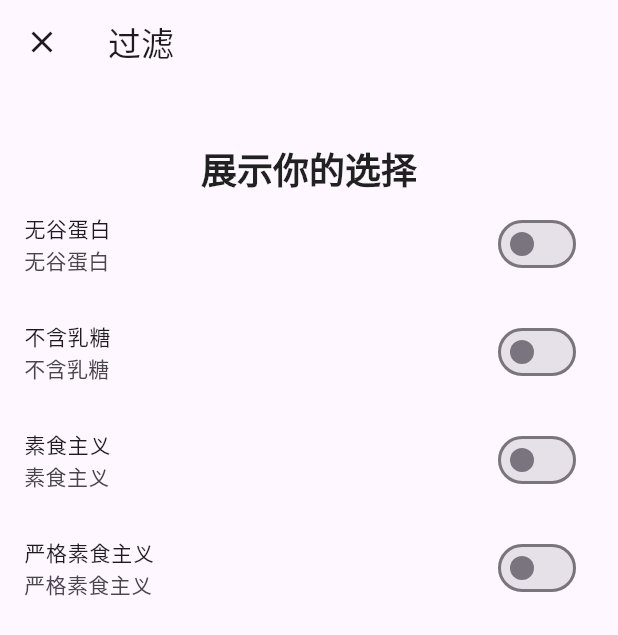
After one commit to 2510699771/superb_cuisine, a Flutter app: the HYFilterScreen screen opened by its route, on a phone screen of 412 x 824 dp. The commit adds this screen. Shown: the top 635 px of the screen. Run offline on Flutter 3.47's test engine with Material 3 defaults, Android fonts, the phone set to English and light mode, and no system bars; our stand-ins replace animated_bottom_navigation_bar, auto_size_text, curved_navigation_bar, dio, water_drop_nav_bar; missing offline and left inert: circular_reveal_animation, dart:ffi, tutorial_coach_mark.

Commit message:
过滤页面

```diff
--- a/lib/core/router/router.dart
+++ b/lib/core/router/router.dart
@@ -1,5 +1,6 @@
 import 'package:flutter/material.dart';
 import 'package:superb_cuisine/ui/pages/detail/detail.dart';
+import 'package:superb_cuisine/ui/pages/filter/filter.dart';
 import 'package:superb_cuisine/ui/pages/main/main.dart';
 import 'package:superb_cuisine/ui/pages/meal/meal.dart';
 
@@ -11,11 +12,18 @@ class HYRouter {
     HYMainScreen.routerName: (ctx) => const HYMainScreen(),
     HYMealScreen.routeName: (ctx) => const HYMealScreen(),
     HYDetail.routeName: (ctx) => const HYDetail(),
+    // HYFilterScreen.routerName: (ctx) => const HYFilterScreen()
   };
 
   // 自己扩展
   static final RouteFactory generateRoute = (settings) {
-    return null;
+    if (settings.name == HYFilterScreen.routerName) {
+      return MaterialPageRoute(
+          builder: (ctx) {
+            return HYFilterScreen();
+          },
+          fullscreenDialog: true);
+    }
   };
 
   // 404页面
--- /dev/null
+++ b/lib/ui/pages/filter/filter.dart
@@ -0,0 +1,18 @@
+import 'package:flutter/material.dart';
+import 'package:superb_cuisine/ui/pages/filter/filter_content.dart';
+
+class HYFilterScreen extends StatelessWidget {
+  const HYFilterScreen({super.key});
+
+  static const routerName = '/filter';
+
+  @override
+  Widget build(BuildContext context) {
+    return Scaffold(
+      appBar: AppBar(
+        title: Text('过滤'),
+      ),
+      body: HYFilterContent(),
+    );
+  }
+}
--- /dev/null
+++ b/lib/ui/pages/filter/filter_content.dart
@@ -0,0 +1,56 @@
+import 'package:flutter/material.dart';
+import 'package:superb_cuisine/core/extension/int_extension.dart';
+
+class HYFilterContent extends StatelessWidget {
+  const HYFilterContent({super.key});
+
+  @override
+  Widget build(BuildContext context) {
+    return Column(
+      children: [buildTitle(context), buildChoseSelect()],
+    );
+  }
+
+  Widget buildTitle(context) {
+    return Padding(
+      padding: EdgeInsets.only(top: 20.px),
+      child: Center(
+        child: Text(
+          '展示你的选择',
+          style: Theme.of(context)
+              .textTheme
+              .displayMedium!
+              .copyWith(fontWeight: FontWeight.w800),
+        ),
+      ),
+    );
+  }
+
+  Widget buildChoseSelect() {
+    return Expanded(
+      child: ListView(
+        shrinkWrap: true,
+        children: [
+          buildListTitle('无谷蛋白', '无谷蛋白', (value) {}),
+          buildListTitle('不含乳糖', '不含乳糖', (value) {}),
+          buildListTitle('素食主义', '素食主义', (value) {}),
+          buildListTitle('严格素食主义', '严格素食主义', (value) {}),
+        ],
+      ),
+    );
+  }
+
+  Widget buildListTitle(
+      String title, String subtitle, void Function(bool) onChange) {
+    return ListTile(
+      title: Text(title),
+      // 首部
+      subtitle: Text(subtitle),
+      // 尾部
+      trailing: Switch(
+        value: false,
+        onChanged: onChange,
+      ),
+    );
+  }
+}
--- a/lib/ui/pages/main/main.dart
+++ b/lib/ui/pages/main/main.dart
@@ -1,4 +1,6 @@
 import 'package:flutter/material.dart';
+import '../home/home_appbar.dart';
+import '../home/home_drawer.dart';
 import './initialize_items.dart';
 
 class HYMainScreen extends StatefulWidget {
@@ -31,6 +33,8 @@ class _HYMainScreenState extends State<HYMainScreen> {
           });
         },
       ),
+      appBar: HYHomeAppBar(context),
+      drawer: HYHomeDrawer(),
     );
   }
 }
```
Also changed, not shown: lib/ui/pages/home/home.dart (+4 -6 lines), lib/ui/pages/home/home_appbar.dart (added, +17 -0 lines), lib/ui/pages/home/home_drawer.dart (added, +51 -0 lines).
